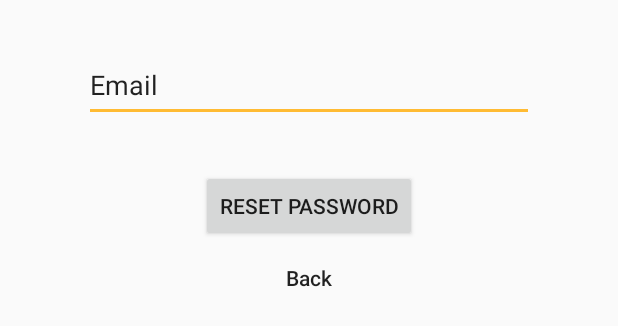
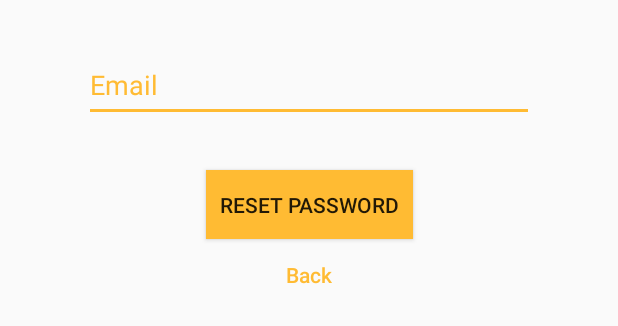
Before and after one commit to perrinemo/NoMoreSolo, an Android app: the layout activity_forgot_pass.xml on its own in the app's theme, with its tools: preview values and no code run, on a phone screen of 412 x 824 dp. Shown: the top 326 px of the screen. Run offline under Robolectric (Android 15) with nearby library versions, the phone set to English and light mode, and no system bars.

Commit message:
design forgot pass

```diff
--- a/app/src/main/res/layout/activity_forgot_pass.xml
+++ b/app/src/main/res/layout/activity_forgot_pass.xml
@@ -18,19 +18,23 @@
         android:ems="10"
         android:inputType="textEmailAddress"
         android:text="@string/email"
+        android:textColor="@android:color/holo_orange_light"
+        android:textColorHint="@android:color/holo_orange_light"
         app:layout_constraintEnd_toEndOf="parent"
         app:layout_constraintStart_toStartOf="parent"
         app:layout_constraintTop_toTopOf="parent" />
 
     <Button
         android:id="@+id/btn_reset"
-        android:layout_width="wrap_content"
-        android:layout_height="wrap_content"
+        style="@style/Widget.AppCompat.Button.Small"
+        android:layout_width="138dp"
+        android:layout_height="46dp"
         android:layout_marginEnd="8dp"
         android:layout_marginLeft="8dp"
         android:layout_marginRight="8dp"
         android:layout_marginStart="8dp"
         android:layout_marginTop="32dp"
+        android:background="@android:color/holo_orange_light"
         android:text="@string/reset_password"
         app:layout_constraintEnd_toEndOf="parent"
         app:layout_constraintStart_toStartOf="parent"
@@ -47,6 +51,7 @@
         android:background="@null"
         android:text="@string/back"
         android:textAllCaps="false"
+        android:textColor="@android:color/holo_orange_light"
         app:layout_constraintEnd_toEndOf="parent"
         app:layout_constraintStart_toStartOf="parent"
         app:layout_constraintTop_toBottomOf="@+id/btn_reset" />
```
